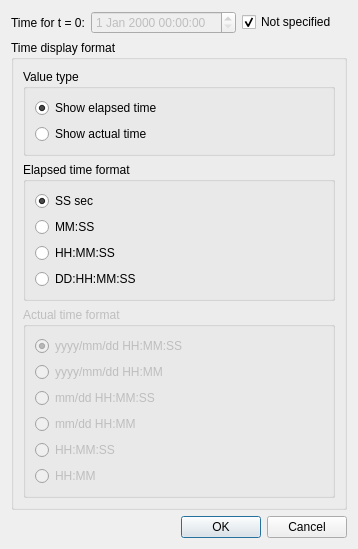
Old version of the form libs/guicore/project/projecttimesettingdialog.ui in the repository i-RIC/prepost-gui.
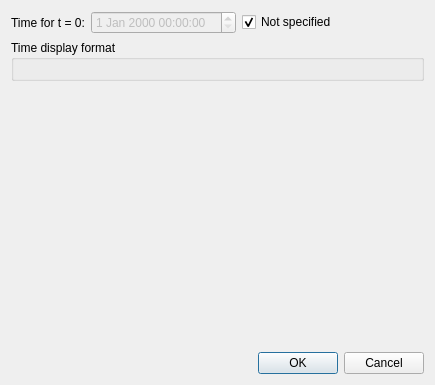
New version of the form. Custom widgets are drawn as their Qt base class.

The edit to the form file:
```diff
--- a/libs/guicore/project/projecttimesettingdialog.ui
+++ b/libs/guicore/project/projecttimesettingdialog.ui
@@ -6,14 +6,14 @@
    <rect>
     <x>0</x>
     <y>0</y>
-    <width>358</width>
-    <height>473</height>
+    <width>435</width>
+    <height>385</height>
    </rect>
   </property>
   <property name="windowTitle">
    <string>Dialog</string>
   </property>
-  <layout class="QVBoxLayout" name="verticalLayout_5">
+  <layout class="QVBoxLayout" name="verticalLayout_2">
    <item>
     <layout class="QHBoxLayout" name="horizontalLayout">
      <item>
@@ -60,129 +60,9 @@
      <property name="title">
       <string>Time display format</string>
      </property>
-     <layout class="QVBoxLayout" name="verticalLayout_3">
+     <layout class="QVBoxLayout" name="verticalLayout">
       <item>
-       <widget class="QGroupBox" name="valueTypeGroupBox">
-        <property name="title">
-         <string>Value type</string>
-        </property>
-        <layout class="QVBoxLayout" name="verticalLayout_2">
-         <item>
-          <widget class="QRadioButton" name="showElapsedRadioButton">
-           <property name="text">
-            <string>Show elapsed time</string>
-           </property>
-           <property name="checked">
-            <bool>true</bool>
-           </property>
-          </widget>
-         </item>
-         <item>
-          <widget class="QRadioButton" name="showActualRadioButton">
-           <property name="text">
-            <string>Show actual time</string>
-           </property>
-          </widget>
-         </item>
-        </layout>
-       </widget>
-      </item>
-      <item>
-       <widget class="QGroupBox" name="elapsedTimeFormatgroupBox">
-        <property name="title">
-         <string>Elapsed time format</string>
-        </property>
-        <layout class="QVBoxLayout" name="verticalLayout">
-         <item>
-          <widget class="QRadioButton" name="elapsedSSRadioButton">
-           <property name="text">
-            <string>SS sec</string>
-           </property>
-           <property name="checked">
-            <bool>true</bool>
-           </property>
-          </widget>
-         </item>
-         <item>
-          <widget class="QRadioButton" name="elapsedMMSSRadioButton">
-           <property name="text">
-            <string>MM:SS</string>
-           </property>
-          </widget>
-         </item>
-         <item>
-          <widget class="QRadioButton" name="elapsedHHMMSSRadioButton">
-           <property name="text">
-            <string>HH:MM:SS</string>
-           </property>
-          </widget>
-         </item>
-         <item>
-          <widget class="QRadioButton" name="elapsedDDHHMMSSRadioButton">
-           <property name="text">
-            <string>DD:HH:MM:SS</string>
-           </property>
-          </widget>
-         </item>
-        </layout>
-       </widget>
-      </item>
-      <item>
-       <widget class="QGroupBox" name="actualTimeFormatGroupBox">
-        <property name="enabled">
-         <bool>false</bool>
-        </property>
-        <property name="title">
-         <string>Actual time format</string>
-        </property>
-        <layout class="QVBoxLayout" name="verticalLayout_4">
-         <item>
-          <widget class="QRadioButton" name="actualYYYYMMDDHHHHMMSSRadioButton">
-           <property name="text">
-            <string>yyyy/mm/dd HH:MM:SS</string>
-           </property>
-           <property name="checked">
-            <bool>true</bool>
-           </property>
-          </widget>
-         </item>
-         <item>
-          <widget class="QRadioButton" name="actualYYYYMMDDHHHHMMRadioButton">
-           <property name="text">
-            <string>yyyy/mm/dd HH:MM</string>
-           </property>
-          </widget>
-         </item>
-         <item>
-          <widget class="QRadioButton" name="actualMMDDHHMMSSRadioButton">
-           <property name="text">
-            <string>mm/dd HH:MM:SS</string>
-           </property>
-          </widget>
-         </item>
-         <item>
-          <widget class="QRadioButton" name="actualMMDDHHMMRadioButton">
-           <property name="text">
-            <string>mm/dd HH:MM</string>
-           </property>
-          </widget>
-         </item>
-         <item>
-          <widget class="QRadioButton" name="actualHHMMSSRadioButton">
-           <property name="text">
-            <string>HH:MM:SS</string>
-           </property>
-          </widget>
-         </item>
-         <item>
-          <widget class="QRadioButton" name="actualHHMMRadioButton">
-           <property name="text">
-            <string>HH:MM</string>
-           </property>
-          </widget>
-         </item>
-        </layout>
-       </widget>
+       <widget class="TimeFormatEditWidget" name="timeFormatWidget" native="true"/>
       </item>
      </layout>
     </widget>
@@ -195,7 +75,7 @@
      <property name="sizeHint" stdset="0">
       <size>
        <width>20</width>
-       <height>3</height>
+       <height>259</height>
       </size>
      </property>
     </spacer>
@@ -212,6 +92,14 @@
    </item>
   </layout>
  </widget>
+ <customwidgets>
+  <customwidget>
+   <class>TimeFormatEditWidget</class>
+   <extends>QWidget</extends>
+   <header>guibase/timeformat/timeformateditwidget.h</header>
+   <container>1</container>
+  </customwidget>
+ </customwidgets>
  <resources/>
  <connections>
   <connection>
```
Left out of the diff: 32 changed lines with no effect on the pictures.
